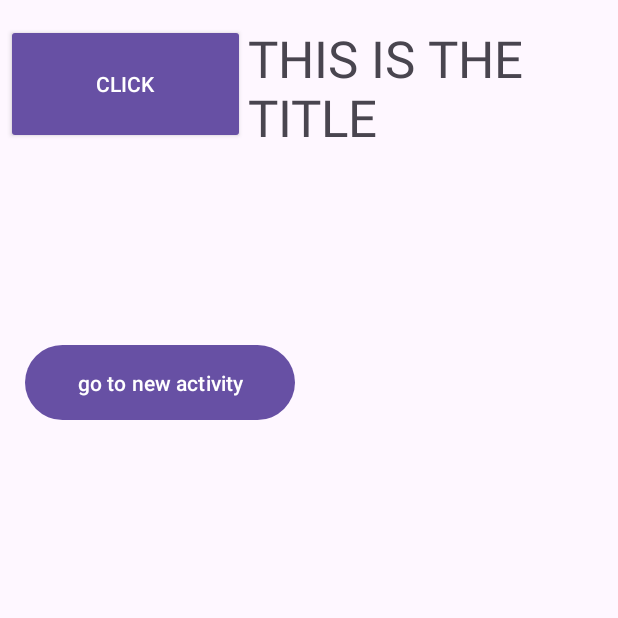
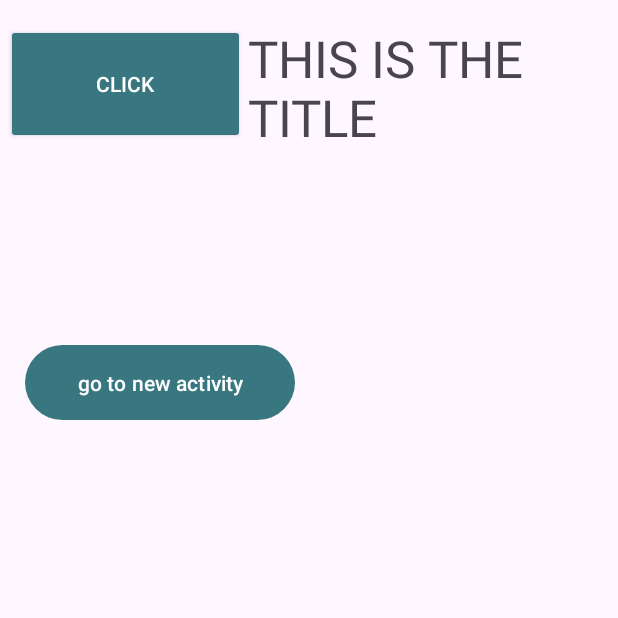
Before and after one commit to BlueMinev/MyFirstAndroidApp, an Android app: the screen it shows after launch (MainActivity), on a phone screen of 412 x 824 dp, the top half of it. Run offline under Robolectric (Android 15) with nearby library versions, the phone set to English and light mode, and no system bars.

Commit message:
update theme colours

```diff
--- a/app/src/main/res/values/colors.xml
+++ b/app/src/main/res/values/colors.xml
@@ -2,5 +2,5 @@
 <resources>
     <color name="black">#FF000000</color>
     <color name="white">#FFFFFFFF</color>
-    <color name="colorPrimary">#3F51B5</color>
+    <color name="colorPrimary">#387780</color>
 </resources>
--- a/app/src/main/res/values/themes.xml
+++ b/app/src/main/res/values/themes.xml
@@ -1,14 +1,11 @@
 <resources xmlns:tools="http://schemas.android.com/tools">
     <!-- Base application theme. -->
     <style name="Base.Theme.HelloWorld" parent="Theme.Material3.DayNight.NoActionBar">
-        <!-- Customize your light theme here. -->
-        <!-- <item name="colorPrimary">@color/my_light_primary</item> -->
-    </style>
-
-    <style name="Theme.HelloWorld" parent="Base.Theme.HelloWorld" />
-
-    <style name="Theme.HelloWorld2" parent="Base.Theme.HelloWorld" >
         <item name="colorPrimary">@color/colorPrimary</item>
     </style>
 
+    <style name="Theme.HelloWorld" parent="Base.Theme.HelloWorld" >
+    <item name="colorPrimary">@color/colorPrimary</item>
+    </style>
+
 </resources>
```
